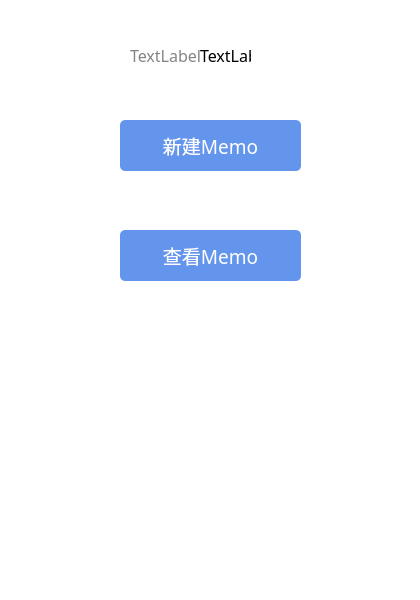
The window that qfile/mainwindow.ui (Lenc1/Memo) describes before a commit, drawn with Qt 5.
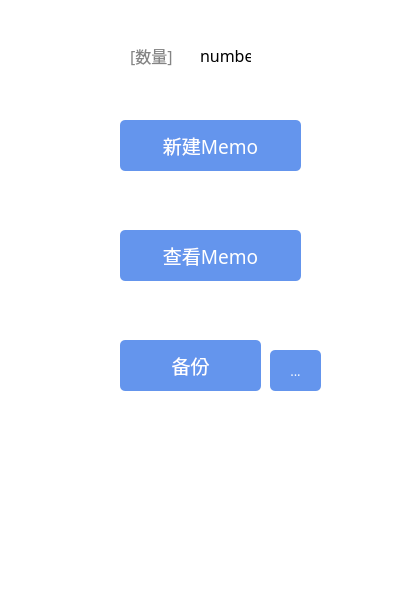
The same window after the commit.

```diff
--- a/qfile/mainwindow.ui
+++ b/qfile/mainwindow.ui
@@ -228,7 +228,7 @@
      </font>
     </property>
     <property name="text">
-     <string>TextLabel</string>
+     <string>[数量]</string>
     </property>
    </widget>
    <widget class="QLabel" name="label">
@@ -249,9 +249,93 @@
      <string notr="true">text-align: justify;</string>
     </property>
     <property name="text">
-     <string>TextLabel</string>
+     <string>number</string>
     </property>
    </widget>
+   <widget class="QPushButton" name="backpackbt">
+    <property name="geometry">
+     <rect>
+      <x>120</x>
+      <y>340</y>
+      <width>141</width>
+      <height>51</height>
+     </rect>
+    </property>
+    <property name="font">
+     <font>
+      <family>黑体</family>
+      <pointsize>14</pointsize>
+      <weight>3</weight>
+      <italic>false</italic>
+      <bold>false</bold>
+     </font>
+    </property>
+    <property name="styleSheet">
+     <string notr="true">QPushButton:hover{
+background: rgb(65,105,225);
+border: 2px solid rgb(65,105,225);
+}
+QPushButton:pressed{
+background: rgb(0,0,139);
+border: 2px solid rgb(0,0,139);
+}
+QPushButton {
+	color: white;
+	background: rgb(100,149,237);
+	font: 25 14pt &quot;黑体&quot;;
+	border: 2px solid 	rgb(100,149,237);
+	border-radius: 5px;
+}</string>
+    </property>
+    <property name="text">
+     <string>备份</string>
+    </property>
+   </widget>
+   <widget class="QPushButton" name="browse">
+    <property name="geometry">
+     <rect>
+      <x>270</x>
+      <y>350</y>
+      <width>51</width>
+      <height>41</height>
+     </rect>
+    </property>
+    <property name="font">
+     <font>
+      <family>黑体</family>
+      <pointsize>10</pointsize>
+      <weight>3</weight>
+      <italic>false</italic>
+      <bold>false</bold>
+     </font>
+    </property>
+    <property name="styleSheet">
+     <string notr="true">QPushButton:hover{
+background: rgb(65,105,225);
+border: 2px solid rgb(65,105,225);
+}
+QPushButton:pressed{
+background: rgb(0,0,139);
+border: 2px solid rgb(0,0,139);
+}
+QPushButton {
+	color: white;
+	background: rgb(100,149,237);
+	font: 25 10pt &quot;黑体&quot;;
+	border: 2px solid 	rgb(100,149,237);
+	border-radius: 5px;
+}</string>
+    </property>
+    <property name="text">
+     <string>...</string>
+    </property>
+   </widget>
+   <zorder>browse</zorder>
+   <zorder>backpackbt</zorder>
+   <zorder>newmemo</zorder>
+   <zorder>viewmemo</zorder>
+   <zorder>label1</zorder>
+   <zorder>label</zorder>
   </widget>
  </widget>
  <layoutdefault spacing="6" margin="11"/>
```
Left out of the diff: 8 changed lines with no effect on the pictures.
